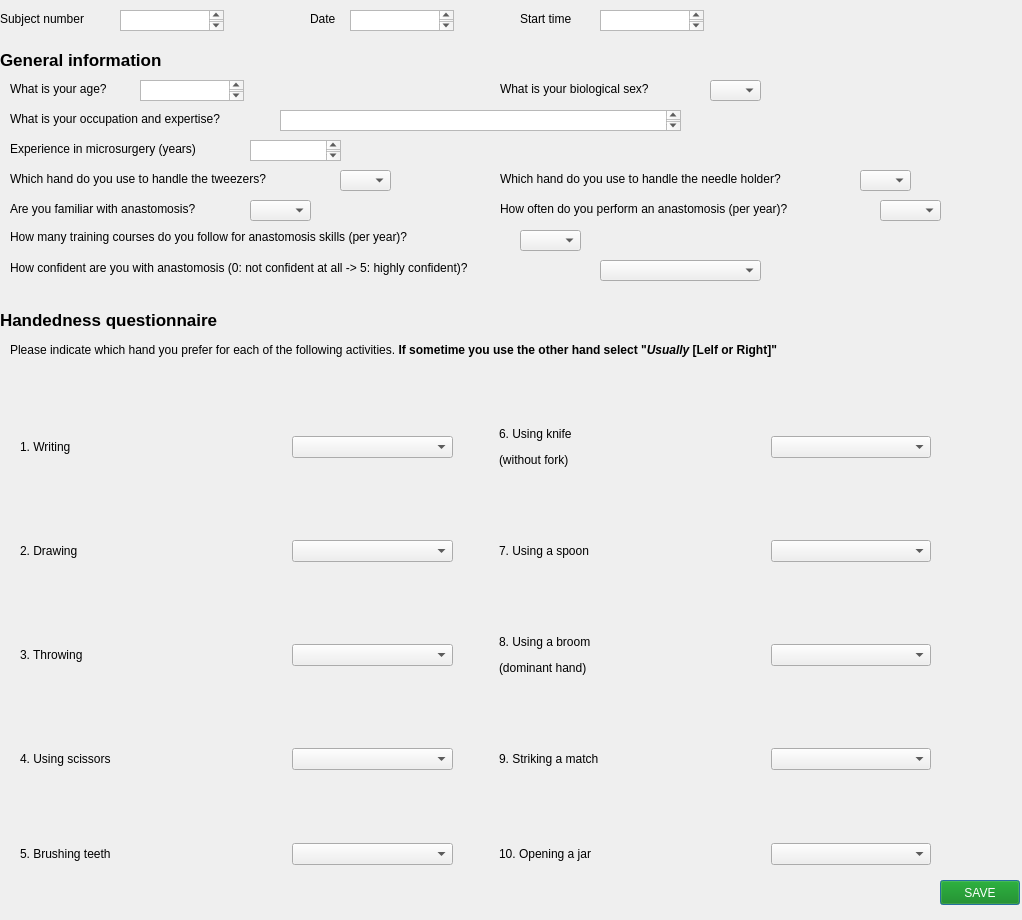
The window that source/surgeon_recording/surgeon_recording/data_recording/GUImicrosurgery.ui (epfl-lasa/surgeon_recording) describes before a commit, drawn with Qt 5.
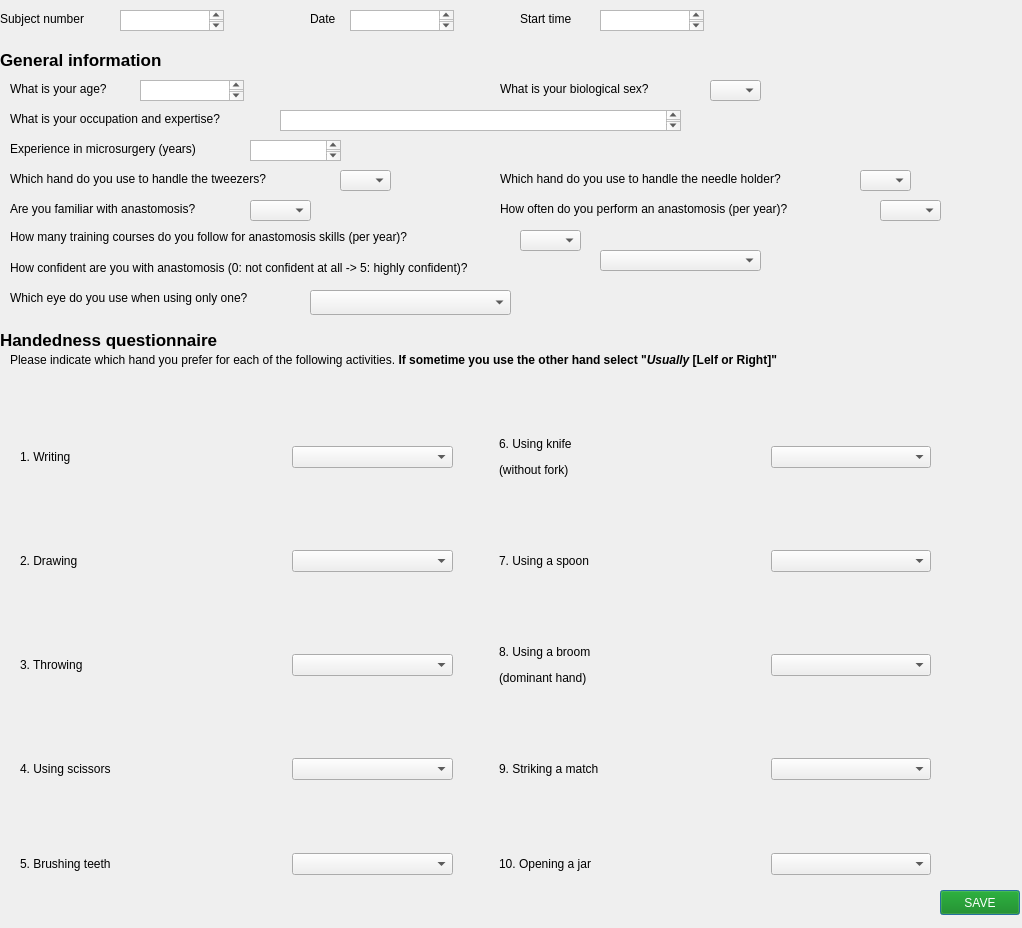
The same window after the commit. Icons and pictures are not drawn.

Commit message: added eye label to GUI

Diff of the .ui file:
```diff
--- a/source/surgeon_recording/surgeon_recording/data_recording/GUImicrosurgery.ui
+++ b/source/surgeon_recording/surgeon_recording/data_recording/GUImicrosurgery.ui
@@ -7,7 +7,7 @@
     <x>0</x>
     <y>0</y>
     <width>1022</width>
-    <height>920</height>
+    <height>928</height>
    </rect>
   </property>
   <property name="windowTitle">
@@ -37,7 +37,7 @@
    <property name="geometry">
     <rect>
      <x>0</x>
-     <y>310</y>
+     <y>330</y>
      <width>261</width>
      <height>20</height>
     </rect>
@@ -277,7 +277,7 @@
    <property name="geometry">
     <rect>
      <x>600</x>
-     <y>260</y>
+     <y>250</y>
      <width>161</width>
      <height>21</height>
     </rect>
@@ -356,7 +356,7 @@
    <property name="geometry">
     <rect>
      <x>10</x>
-     <y>340</y>
+     <y>350</y>
      <width>1021</width>
      <height>21</height>
     </rect>
@@ -369,7 +369,7 @@
    <property name="geometry">
     <rect>
      <x>20</x>
-     <y>360</y>
+     <y>370</y>
      <width>911</width>
      <height>572</height>
     </rect>
@@ -687,7 +687,7 @@
    <property name="geometry">
     <rect>
      <x>940</x>
-     <y>880</y>
+     <y>890</y>
      <width>80</width>
      <height>25</height>
     </rect>
@@ -700,6 +700,29 @@
     <string>SAVE</string>
    </property>
   </widget>
+  <widget class="QLabel" name="label_eye">
+   <property name="geometry">
+    <rect>
+     <x>10</x>
+     <y>290</y>
+     <width>311</width>
+     <height>16</height>
+    </rect>
+   </property>
+   <property name="text">
+    <string>Which eye do you use when using only one?</string>
+   </property>
+  </widget>
+  <widget class="QComboBox" name="eye_cb">
+   <property name="geometry">
+    <rect>
+     <x>310</x>
+     <y>290</y>
+     <width>201</width>
+     <height>25</height>
+    </rect>
+   </property>
+  </widget>
  </widget>
  <resources/>
  <connections/>
```
The commit also changes 2 other files.
